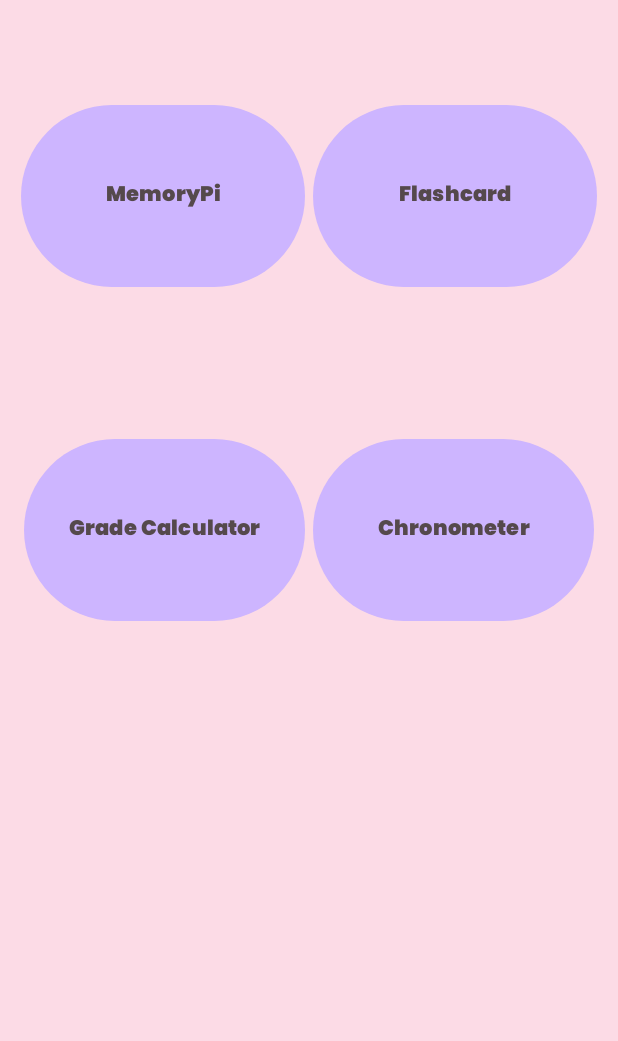
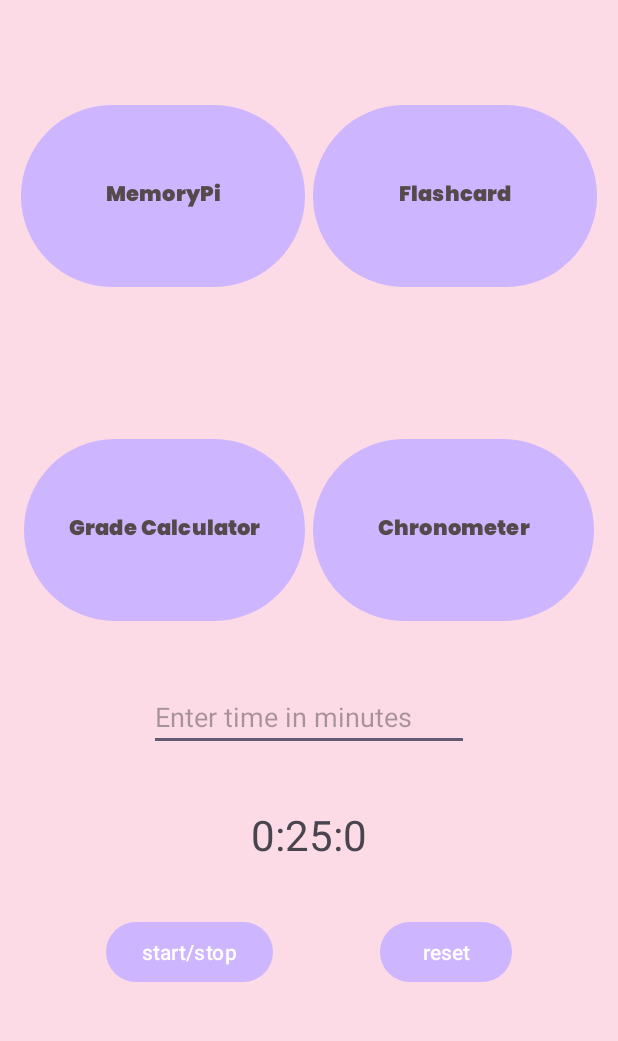
Before and after one commit to Lethalbacon28/ProductivityApp, an Android app: the screen it shows after launch (MainActivity), on a phone screen of 412 x 824 dp, the part 195-1236 px from its top. Run offline under Robolectric (Android 15) with nearby library versions, the phone set to English and light mode, and no system bars.

Commit message:
timer functionality half done

```diff
--- a/app/src/main/java/com/example/productivityapp/MainActivity.kt
+++ b/app/src/main/java/com/example/productivityapp/MainActivity.kt
@@ -1,9 +1,15 @@
 package com.example.productivityapp
 
+import android.content.Context
 import android.content.Intent
 import android.os.Bundle
 import android.os.CountDownTimer
+import android.util.Log
+import android.view.View
+import android.view.inputmethod.InputMethodManager
+import android.widget.Toast
 import androidx.appcompat.app.AppCompatActivity
+import androidx.core.text.isDigitsOnly
 import com.example.productivityapp.databinding.ActivityMainBinding
 import java.io.File
 
@@ -12,8 +18,17 @@ class MainActivity : AppCompatActivity() {
 
     lateinit var binding: ActivityMainBinding
 
-    var timerLength = 0
-    var tickLength = 1000
+    lateinit var timer: CountDownTimer
+
+    private var isTimerRunning = false
+
+    private var timeLeftOnTimer = 0L
+    private var timerTimeSec = 1500L
+
+
+    companion object {
+        val TAG = "MainActivity"
+    }
 
 
     override fun onCreate(savedInstanceState: Bundle?) {
@@ -22,19 +37,10 @@ class MainActivity : AppCompatActivity() {
         binding = ActivityMainBinding.inflate(layoutInflater)
         setContentView(binding.root)
 
-
-        //binding.chronometerMainStopwatch.isCountDown = true
-
-
         binding.buttonMainActivityQuiz.setOnClickListener{
             val intent = Intent(this, Flashcard::class.java)
             this.startActivity(intent)
         }
-    // we haven't done any of this yet lmao
-//        binding.buttonMainChronometer.setOnClickListener{
-//            val intent = Intent(this, Flashcard::class.java)
-//            this.startActivity(intent)
-//        }
         binding.buttonMainActivityGradeCalc.setOnClickListener{
             val intent = Intent(this, GradeCalculator::class.java)
             this.startActivity(intent)
@@ -44,20 +50,69 @@ class MainActivity : AppCompatActivity() {
             this.startActivity(intent)
         }
 
+        binding.editTextTextMainEnterTimeMillis.onFocusChangeListener =
+            View.OnFocusChangeListener { v, hasFocus ->
+                if (hasFocus) {
+                    //Do something when EditText has focus
+                } else {
+                    // Do something when Focus is not on the EditText
+                    if (binding.editTextTextMainEnterTimeMillis.text.toString().isDigitsOnly()) {
+                        timerTimeSec = binding.editTextTextMainEnterTimeMillis.text.toString().toLong()*60
+                        timer.cancel()
+                        newTimer(timerTimeSec*1000)
+
+                        val imm = getSystemService(INPUT_METHOD_SERVICE) as? InputMethodManager
+                        imm?.hideSoftInputFromWindow(binding.editTextTextMainEnterTimeMillis.windowToken, 0)
+                    }
+                }
+            }
 
 
-//if you guys wanna do this
-        /*
-        object : CountDownTimer(30000, 1000) {
+        binding.textViewMainTime.text = formatTime()
+
+
+        newTimer(timerTimeSec*1000)
+
+
+        binding.buttonMainStart.setOnClickListener {
+            if (!isTimerRunning) {
+                isTimerRunning = true
+                timer.start()
+            }
+            else {
+                isTimerRunning = false
+                timer.cancel()
+                newTimer(timeLeftOnTimer)
+                //timerTimeSec = timeLeftOnTimer/1000
+            }
+        }
+
+        binding.buttonMainReset.setOnClickListener {
+            isTimerRunning = false
+            timer.cancel()
+            newTimer(timerTimeSec*1000)
+            binding.textViewMainTime.text = formatTime()
+        }
+
+    }
+
+    fun newTimer(newMillisInFuture:Long) {
+        timer = object : CountDownTimer(newMillisInFuture, 10) {
             override fun onTick(millisUntilFinished: Long) {
-                TODO("Not yet implemented")
+                val secTillFinish  = millisUntilFinished/1000
+                binding.textViewMainTime.text = "${secTillFinish/3600}:${(secTillFinish%3600)/60}:${secTillFinish % 60}"
+                timeLeftOnTimer = millisUntilFinished
             }
 
             override fun onFinish() {
-                TODO("Not yet implemented")
+                Toast.makeText(this@MainActivity, "Break time", Toast.LENGTH_SHORT).show()
             }
+
         }
+    }
 
-         */
+    fun formatTime():String {
+        return "${(timerTimeSec / 3600)}:${((timerTimeSec % 3600) / 60)}:${timerTimeSec % 60}"
     }
+
 }
--- a/app/src/main/java/com/example/productivityapp/MemoryPi.kt
+++ b/app/src/main/java/com/example/productivityapp/MemoryPi.kt
@@ -165,17 +165,10 @@ class MemoryPi : AppCompatActivity() {
                         intent.getStringExtra(MemoryPiAdapter.EXTRA_FILENAME)
                             ?: throw IllegalArgumentException("No file found")
                     ).renameTo(File(filesDir.toString() + "/" + binding.editTextTextMemoryPiTitle.text.toString() + ".txt"))
-                    Log.d(TAG, "onCreate: $worked")
 
                     val imm = getSystemService(Context.INPUT_METHOD_SERVICE) as? InputMethodManager
                     imm?.hideSoftInputFromWindow(binding.editTextTextMemoryPiTitle.windowToken, 0)
                 }
-
-
-                Log.d(
-                    TAG,
-                    "onCreate: ${filesDir.toString() + "/" + binding.editTextTextMemoryPiTitle.text.toString()}.txt"
-                )
             }
 
     }
--- a/app/src/main/res/layout/activity_main.xml
+++ b/app/src/main/res/layout/activity_main.xml
@@ -8,12 +8,23 @@
     tools:context=".MainActivity">
 
     <Button
+        android:id="@+id/button_main_reset"
+        android:layout_width="wrap_content"
+        android:layout_height="wrap_content"
+        android:text="reset"
+        app:layout_constraintBottom_toBottomOf="parent"
+        app:layout_constraintEnd_toEndOf="parent"
+        app:layout_constraintHorizontal_bias="0.5"
+        app:layout_constraintStart_toEndOf="@+id/button_main_start"
+        app:layout_constraintTop_toBottomOf="@+id/textView_main_time" />
+
+    <Button
         android:id="@+id/button_mainActivity_memoryPi"
-        android:fontFamily="@font/poppins"
         android:layout_width="189dp"
         android:layout_height="129dp"
         android:layout_marginStart="16dp"
         android:layout_marginTop="196dp"
+        android:fontFamily="@font/poppins"
         android:text="MemoryPi"
         android:textColor="@color/primaryText"
         app:layout_constraintEnd_toStartOf="@+id/button_mainActivity_quiz"
@@ -23,11 +34,11 @@
 
     <Button
         android:id="@+id/button_mainActivity_gradeCalc"
-        android:fontFamily="@font/poppins"
         android:layout_width="187dp"
         android:layout_height="129dp"
         android:layout_marginStart="16dp"
         android:layout_marginBottom="276dp"
+        android:fontFamily="@font/poppins"
         android:text="Grade Calculator"
         android:textColor="@color/primaryText"
         app:layout_constraintBottom_toBottomOf="parent"
@@ -38,11 +49,11 @@
 
     <Button
         android:id="@+id/button_main_chronometer"
-        android:fontFamily="@font/poppins"
         android:layout_width="187dp"
         android:layout_height="129dp"
         android:layout_marginStart="5dp"
         android:layout_marginEnd="16dp"
+        android:fontFamily="@font/poppins"
         android:text="Chronometer"
         android:textColor="@color/primaryText"
         app:iconTint="@color/primaryPurple"
@@ -54,12 +65,12 @@
 
     <Button
         android:id="@+id/button_mainActivity_quiz"
-        android:fontFamily="@font/poppins"
         android:layout_width="189dp"
         android:layout_height="129dp"
         android:layout_marginStart="5dp"
         android:layout_marginTop="196dp"
         android:layout_marginEnd="16dp"
+        android:fontFamily="@font/poppins"
         android:text="Flashcard"
         android:textColor="@color/primaryText"
         app:iconTint="@color/primaryPurple"
@@ -70,15 +81,51 @@
 
     <TextView
         android:id="@+id/textView_main_title"
-        android:textColor="@color/primaryText"
-        android:fontFamily="@font/poppins"
         android:layout_width="wrap_content"
         android:layout_height="wrap_content"
+        android:fontFamily="@font/poppins"
         android:text="Productivity App"
+        android:textColor="@color/primaryText"
         android:textSize="36dp"
         app:layout_constraintBottom_toTopOf="@+id/button_mainActivity_memoryPi"
         app:layout_constraintEnd_toEndOf="parent"
         app:layout_constraintStart_toStartOf="parent"
         app:layout_constraintTop_toTopOf="parent" />
 
+    <TextView
+        android:id="@+id/textView_main_time"
+        android:layout_width="wrap_content"
+        android:layout_height="wrap_content"
+        android:text="TextView"
+        android:textSize="28sp"
+        app:layout_constraintBottom_toBottomOf="parent"
+        app:layout_constraintEnd_toEndOf="parent"
+        app:layout_constraintHorizontal_bias="0.5"
+        app:layout_constraintStart_toStartOf="parent"
+        app:layout_constraintTop_toBottomOf="@+id/button_mainActivity_gradeCalc" />
+
+    <Button
+        android:id="@+id/button_main_start"
+        android:layout_width="wrap_content"
+        android:layout_height="wrap_content"
+        android:text="start/stop"
+        app:layout_constraintBottom_toBottomOf="parent"
+        app:layout_constraintEnd_toStartOf="@+id/button_main_reset"
+        app:layout_constraintHorizontal_bias="0.5"
+        app:layout_constraintStart_toStartOf="parent"
+        app:layout_constraintTop_toBottomOf="@+id/textView_main_time" />
+
+    <EditText
+        android:id="@+id/editTextText_main_enterTimeMillis"
+        android:layout_width="wrap_content"
+        android:layout_height="wrap_content"
+        android:ems="10"
+        android:hint="Enter time in minutes"
+        android:inputType="text"
+        app:layout_constraintBottom_toTopOf="@+id/textView_main_time"
+        app:layout_constraintEnd_toEndOf="parent"
+        app:layout_constraintHorizontal_bias="0.5"
+        app:layout_constraintStart_toStartOf="parent"
+        app:layout_constraintTop_toBottomOf="@+id/button_mainActivity_gradeCalc" />
+
 </androidx.constraintlayout.widget.ConstraintLayout>
```
